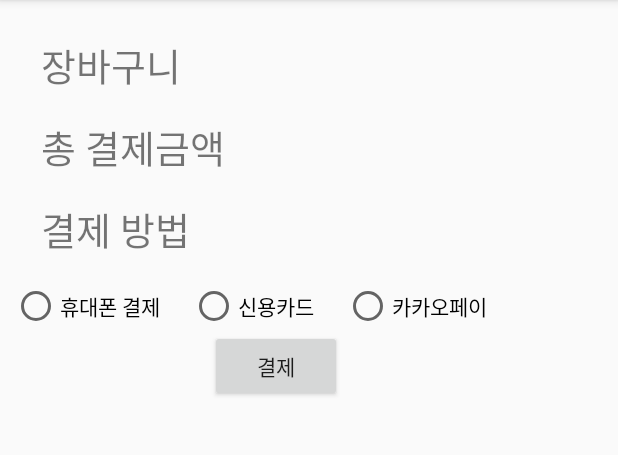
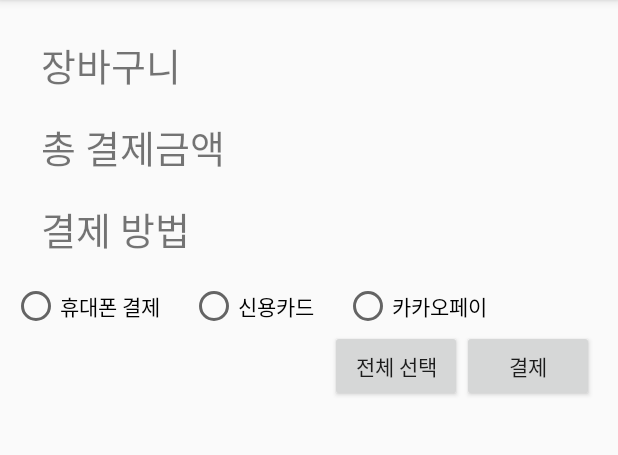
Before and after one commit to jychoi-97/HakJu, an Android app: the OrderActivity screen opened directly, with no data from a screen before it, on a phone screen of 412 x 824 dp, the part 84-539 px from its top. Run offline under Robolectric (Android 15) with nearby library versions, the phone set to English and light mode, and no system bars; our stand-ins replace Firebase (no records; nobody signed in at launch, a user with empty details on screens opened directly); 1 statement that could not run was skipped.

Commit message:
장바구니 창에 전체선택 버튼 추가

```diff
--- a/app/src/main/java/com/example/hakju/OrderActivity.java
+++ b/app/src/main/java/com/example/hakju/OrderActivity.java
@@ -52,6 +52,7 @@ import static java.security.AccessController.getContext;
 public class OrderActivity extends AppCompatActivity {
 //    public ListAdapter adapter;
     public FirebaseDatabase database;
+    Button allSelected;
 
 //    public FirebaseListAdapter firebaseListAdapter;
 
@@ -124,10 +125,11 @@ public class OrderActivity extends AppCompatActivity {
     protected void onCreate(Bundle savedInstanceState) {
         super.onCreate(savedInstanceState);
         setContentView(R.layout.activity_order);
+        allSelected = (Button)findViewById(R.id.allSelected);
         Intent intent = getIntent();
         studentId = intent.getExtras().getString("StudentID");
         final ArrayList<String> midList = new ArrayList<>();
-        ListView listView = (ListView) findViewById(R.id.listView);
+        final ListView listView = (ListView) findViewById(R.id.listView);
         final ArrayAdapter<String> adapter = new ArrayAdapter<String>(this, android.R.layout.simple_list_item_multiple_choice, midList);
         listView.setChoiceMode(ListView.CHOICE_MODE_MULTIPLE);
         listView.setAdapter(adapter);
@@ -173,7 +175,19 @@ public class OrderActivity extends AppCompatActivity {
             }
         });
 
-        // 4. 리스트뷰에 목록 세팅
+        allSelected.setOnClickListener(new Button.OnClickListener(){
+            public void onClick(View v){
+                int count = 0;
+                count = adapter.getCount();
+                for(int i=0; i<count;i++){
+                    listView.setItemChecked(i, true);
+                }
+
+            }
+        });
+
+
+
 
 
 
--- a/app/src/main/res/layout/activity_order.xml
+++ b/app/src/main/res/layout/activity_order.xml
@@ -107,16 +107,26 @@
 
     </RadioGroup>
 
+    <Button
+        android:id="@+id/allSelected"
+        android:layout_width="wrap_content"
+        android:layout_height="wrap_content"
+
+
+        android:text="전체 선택"
+        app:layout_constraintRight_toLeftOf="@+id/orderButton"
+        app:layout_constraintRight_toRightOf="parent"
+        app:layout_constraintTop_toBottomOf="@+id/radioGroup" />
 
     <Button
+        android:id="@+id/orderButton"
         android:layout_width="wrap_content"
         android:layout_height="wrap_content"
-        android:id="@+id/orderButton"
-        android:layout_marginRight="184dp"
-        android:layout_marginBottom="52dp"
+
+        android:layout_marginRight="16dp"
         android:text="결제"
-        app:layout_constraintTop_toBottomOf="@+id/radioGroup"
-        app:layout_constraintRight_toRightOf="parent" />
+        app:layout_constraintRight_toRightOf="parent"
+        app:layout_constraintTop_toBottomOf="@+id/radioGroup" />
 
 
 
```
